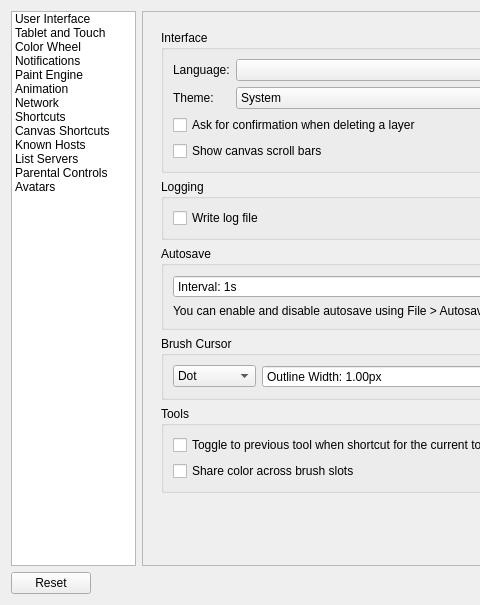
The window that src/desktop/ui/settings.ui (drawpile/Drawpile) describes before a commit, drawn with Qt 5; both pictures show x 0 to 480 and y 0 to 605 of the 775 by 605 pixel window.
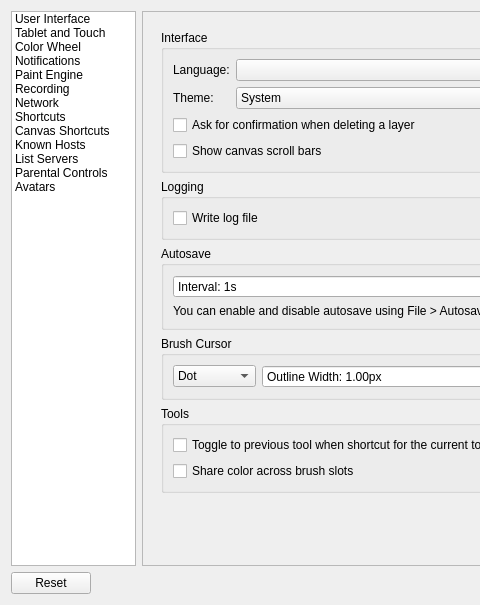
The same window after the commit. Icons and pictures are not drawn. Custom widgets are drawn as their Qt base class.

Commit message:
Rename "Animation" settings page to "Recording"
Because that's what it is.

Diff of the .ui file:
```diff
--- a/src/desktop/ui/settings.ui
+++ b/src/desktop/ui/settings.ui
@@ -45,7 +45,7 @@
        </item>
        <item>
         <property name="text">
-         <string>Animation</string>
+         <string>Recording</string>
         </property>
        </item>
        <item>
```
